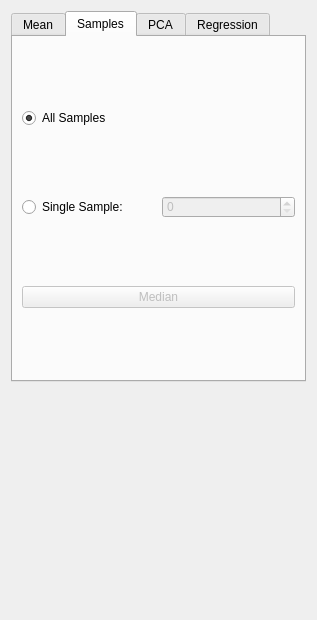
The window that Studio/src/Application/Analysis/AnalysisTool.ui (SCIInstitute/ShapeWorks) describes before a commit, drawn with Qt 5.
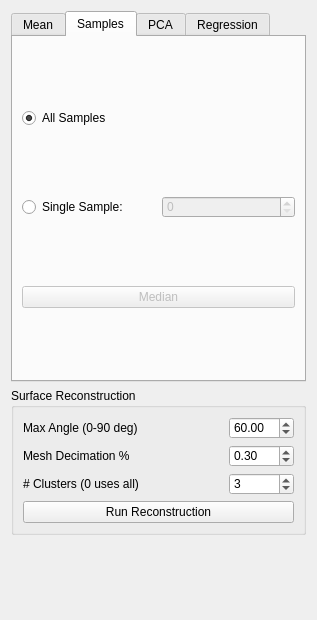
The same window after the commit. Custom widgets are drawn as their Qt base class.

Commit message: Move surface reconstruction from optimize to analyze tab.

```diff
--- a/Studio/src/Application/Analysis/AnalysisTool.ui
+++ b/Studio/src/Application/Analysis/AnalysisTool.ui
@@ -663,6 +663,133 @@
      </widget>
     </widget>
    </item>
+   <item>
+    <widget class="QGroupBox" name="groupBox_2">
+     <property name="title">
+      <string>Surface Reconstruction</string>
+     </property>
+     <layout class="QGridLayout" name="gridLayout_5">
+      <item row="1" column="0">
+       <widget class="QLabel" name="label">
+        <property name="text">
+         <string>Mesh Decimation %</string>
+        </property>
+       </widget>
+      </item>
+      <item row="1" column="1">
+       <widget class="QDoubleSpinBox" name="meshDecimation">
+        <property name="sizePolicy">
+         <sizepolicy hsizetype="Fixed" vsizetype="Fixed">
+          <horstretch>0</horstretch>
+          <verstretch>0</verstretch>
+         </sizepolicy>
+        </property>
+        <property name="minimumSize">
+         <size>
+          <width>60</width>
+          <height>0</height>
+         </size>
+        </property>
+        <property name="maximumSize">
+         <size>
+          <width>65</width>
+          <height>16777215</height>
+         </size>
+        </property>
+        <property name="minimum">
+         <double>0.010000000000000</double>
+        </property>
+        <property name="maximum">
+         <double>1.000000000000000</double>
+        </property>
+        <property name="singleStep">
+         <double>0.100000000000000</double>
+        </property>
+        <property name="value">
+         <double>0.300000000000000</double>
+        </property>
+       </widget>
+      </item>
+      <item row="0" column="1">
+       <widget class="QDoubleSpinBox" name="maxAngle">
+        <property name="sizePolicy">
+         <sizepolicy hsizetype="Fixed" vsizetype="Fixed">
+          <horstretch>0</horstretch>
+          <verstretch>0</verstretch>
+         </sizepolicy>
+        </property>
+        <property name="minimumSize">
+         <size>
+          <width>60</width>
+          <height>0</height>
+         </size>
+        </property>
+        <property name="maximumSize">
+         <size>
+          <width>65</width>
+          <height>16777215</height>
+         </size>
+        </property>
+        <property name="maximum">
+         <double>90.000000000000000</double>
+        </property>
+        <property name="value">
+         <double>60.000000000000000</double>
+        </property>
+       </widget>
+      </item>
+      <item row="0" column="0">
+       <widget class="QLabel" name="label_2">
+        <property name="text">
+         <string>Max Angle (0-90 deg)</string>
+        </property>
+       </widget>
+      </item>
+      <item row="3" column="0">
+       <widget class="QLabel" name="label_5">
+        <property name="text">
+         <string># Clusters (0 uses all)</string>
+        </property>
+       </widget>
+      </item>
+      <item row="3" column="1">
+       <widget class="QSpinBox" name="numClusters">
+        <property name="sizePolicy">
+         <sizepolicy hsizetype="Fixed" vsizetype="Fixed">
+          <horstretch>0</horstretch>
+          <verstretch>0</verstretch>
+         </sizepolicy>
+        </property>
+        <property name="minimumSize">
+         <size>
+          <width>60</width>
+          <height>0</height>
+         </size>
+        </property>
+        <property name="maximumSize">
+         <size>
+          <width>65</width>
+          <height>16777215</height>
+         </size>
+        </property>
+        <property name="value">
+         <number>3</number>
+        </property>
+       </widget>
+      </item>
+      <item row="4" column="0" rowspan="2" colspan="2">
+       <widget class="QPushButton" name="reconstructionButton">
+        <property name="enabled">
+         <bool>true</bool>
+        </property>
+        <property name="text">
+         <string>Run Reconstruction</string>
+        </property>
+       </widget>
+      </item>
+     </layout>
+    </widget>
+   </item>
    <item>
     <spacer name="verticalSpacer">
      <property name="orientation">
```
The commit also changes 6 other files.
